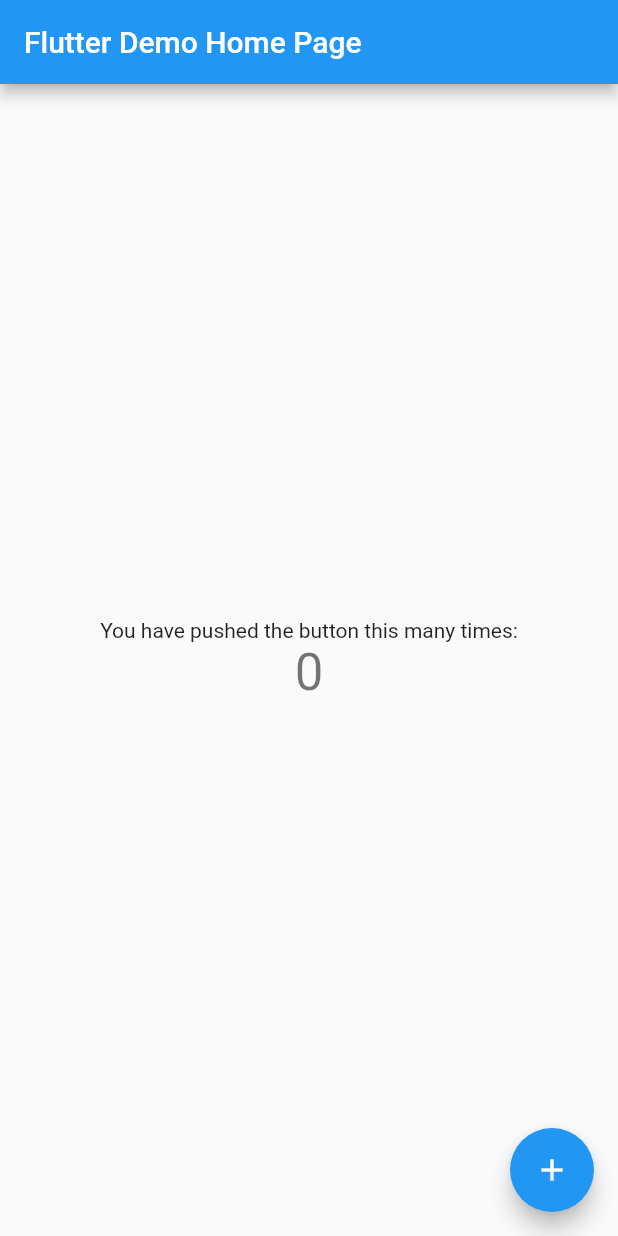
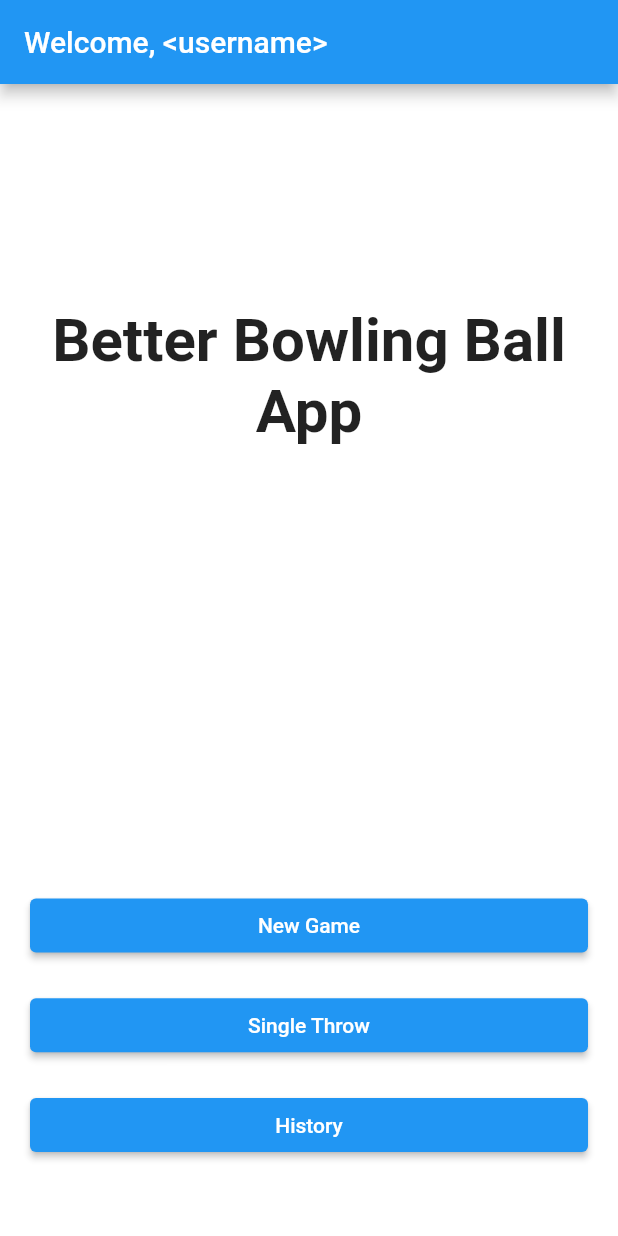
Before and after one commit to george-bidgood/BetterBowlingBall, a Flutter app: the screen it shows after launch, on a phone screen of 412 x 824 dp. Run offline on Flutter 3.47's test engine with Material 2 defaults, Android fonts, the phone set to English and light mode, and no system bars.

Commit message:
Initiated home page with buttons and routing

```diff
--- a/better_bowling_ball/lib/main.dart
+++ b/better_bowling_ball/lib/main.dart
@@ -1,115 +1,91 @@
+import 'package:better_bowling_ball/history_page.dart';
+import 'package:better_bowling_ball/new_game_page.dart';
+import 'package:better_bowling_ball/single_throw_page.dart';
 import 'package:flutter/material.dart';
 
-void main() {
-  runApp(const MyApp());
-}
+void main() => runApp(const MyApp());
 
+// This widget is the root of your application.
 class MyApp extends StatelessWidget {
   const MyApp({Key? key}) : super(key: key);
 
-  // This widget is the root of your application.
   @override
   Widget build(BuildContext context) {
     return MaterialApp(
-      title: 'Flutter Demo',
+      title: 'Better Bowlling Ball',
       theme: ThemeData(
-        // This is the theme of your application.
-        //
-        // Try running your application with "flutter run". You'll see the
-        // application has a blue toolbar. Then, without quitting the app, try
-        // changing the primarySwatch below to Colors.green and then invoke
-        // "hot reload" (press "r" in the console where you ran "flutter run",
-        // or simply save your changes to "hot reload" in a Flutter IDE).
-        // Notice that the counter didn't reset back to zero; the application
-        // is not restarted.
         primarySwatch: Colors.blue,
       ),
-      home: const MyHomePage(title: 'Flutter Demo Home Page'),
+      home: const WelcomePage(title: 'Welcome, <username>'),
+      routes: {
+        'newGame': (_) => const NewGamePage(),
+        'singleThrow': (_) => const SingleThrowPage(),
+        'history': (_) => const HistoryPage()
+      },
     );
   }
 }
 
-class MyHomePage extends StatefulWidget {
-  const MyHomePage({Key? key, required this.title}) : super(key: key);
-
-  // This widget is the home page of your application. It is stateful, meaning
-  // that it has a State object (defined below) that contains fields that affect
-  // how it looks.
-
-  // This class is the configuration for the state. It holds the values (in this
-  // case the title) provided by the parent (in this case the App widget) and
-  // used by the build method of the State. Fields in a Widget subclass are
-  // always marked "final".
+class WelcomePage extends StatefulWidget {
+  const WelcomePage({Key? key, required this.title}) : super(key: key);
 
   final String title;
 
   @override
-  State<MyHomePage> createState() => _MyHomePageState();
+  State<WelcomePage> createState() => _WelcomePageState();
 }
 
-class _MyHomePageState extends State<MyHomePage> {
-  int _counter = 0;
-
-  void _incrementCounter() {
-    setState(() {
-      // This call to setState tells the Flutter framework that something has
-      // changed in this State, which causes it to rerun the build method below
-      // so that the display can reflect the updated values. If we changed
-      // _counter without calling setState(), then the build method would not be
-      // called again, and so nothing would appear to happen.
-      _counter++;
-    });
-  }
-
+class _WelcomePageState extends State<WelcomePage> {
   @override
   Widget build(BuildContext context) {
-    // This method is rerun every time setState is called, for instance as done
-    // by the _incrementCounter method above.
-    //
-    // The Flutter framework has been optimized to make rerunning build methods
-    // fast, so that you can just rebuild anything that needs updating rather
-    // than having to individually change instances of widgets.
     return Scaffold(
         appBar: AppBar(
-        // Here we take the value from the MyHomePage object that was created by
-        // the App.build method, and use it to set our appbar title.
           title: Text(widget.title),
         ),
-      body: Center(
-        // Center is a layout widget. It takes a single child and positions it
-        // in the middle of the parent.
+        body: SafeArea(
+          child: Container(
+            color: Colors.white,
+            padding: EdgeInsets.fromLTRB(20, 0, 20, 50),
             child: Column(
-          // Column is also a layout widget. It takes a list of children and
-          // arranges them vertically. By default, it sizes itself to fit its
-          // children horizontally, and tries to be as tall as its parent.
-          //
-          // Invoke "debug painting" (press "p" in the console, choose the
-          // "Toggle Debug Paint" action from the Flutter Inspector in Android
-          // Studio, or the "Toggle Debug Paint" command in Visual Studio Code)
-          // to see the wireframe for each widget.
-          //
-          // Column has various properties to control how it sizes itself and
-          // how it positions its children. Here we use mainAxisAlignment to
-          // center the children vertically; the main axis here is the vertical
-          // axis because Columns are vertical (the cross axis would be
-          // horizontal).
               mainAxisAlignment: MainAxisAlignment.center,
-          children: <Widget>[
-            const Text(
-              'You have pushed the button this many times:',
+              crossAxisAlignment: CrossAxisAlignment.stretch,
+              //mainAxisSize: MainAxisSize.min,
+              children: [
+                const Spacer(
+                  flex: 8,
                 ),
-            Text(
-              '$_counter',
-              style: Theme.of(context).textTheme.headline4,
+                const Center(
+                    child: Text(
+                  "Better Bowling Ball App",
+                  style: TextStyle(fontSize: 40, fontWeight: FontWeight.bold),
+                  textAlign: TextAlign.center,
+                )),
+                const Spacer(
+                  flex: 16,
+                ),
+                ElevatedButton(
+                  onPressed: () {
+                    Navigator.of(context).pushNamed('newGame');
+                  },
+                  child: const Text("New Game"),
+                ),
+                const Spacer(),
+                ElevatedButton(
+                  onPressed: () {
+                    Navigator.of(context).pushNamed('singleThrow');
+                  },
+                  child: const Text("Single Throw"),
+                ),
+                const Spacer(),
+                ElevatedButton(
+                  onPressed: () {
+                    Navigator.of(context).pushNamed('history');
+                  },
+                  child: const Text("History"),
                 ),
               ],
             ),
           ),
-      floatingActionButton: FloatingActionButton(
-        onPressed: _incrementCounter,
-        tooltip: 'Increment',
-        child: const Icon(Icons.add),
-      ), // This trailing comma makes auto-formatting nicer for build methods.
-    );
+        ));
   }
 }
--- a/better_bowling_ball/pubspec.yaml
+++ b/better_bowling_ball/pubspec.yaml
@@ -1,5 +1,5 @@
 name: better_bowling_ball
-description: A new Flutter project.
+description: App for the Better Bowling Ball Capstone II Project.
 
 # The following line prevents the package from being accidentally published to
 # pub.dev using `flutter pub publish`. This is preferred for private packages.
```
Also changed, not shown: better_bowling_ball/lib/history_page.dart (added, +18 -0 lines), better_bowling_ball/lib/new_game_page.dart (added, +18 -0 lines), better_bowling_ball/lib/single_throw_page.dart (added, +18 -0 lines). Lines whose indentation alone changed are shown as unchanged.
